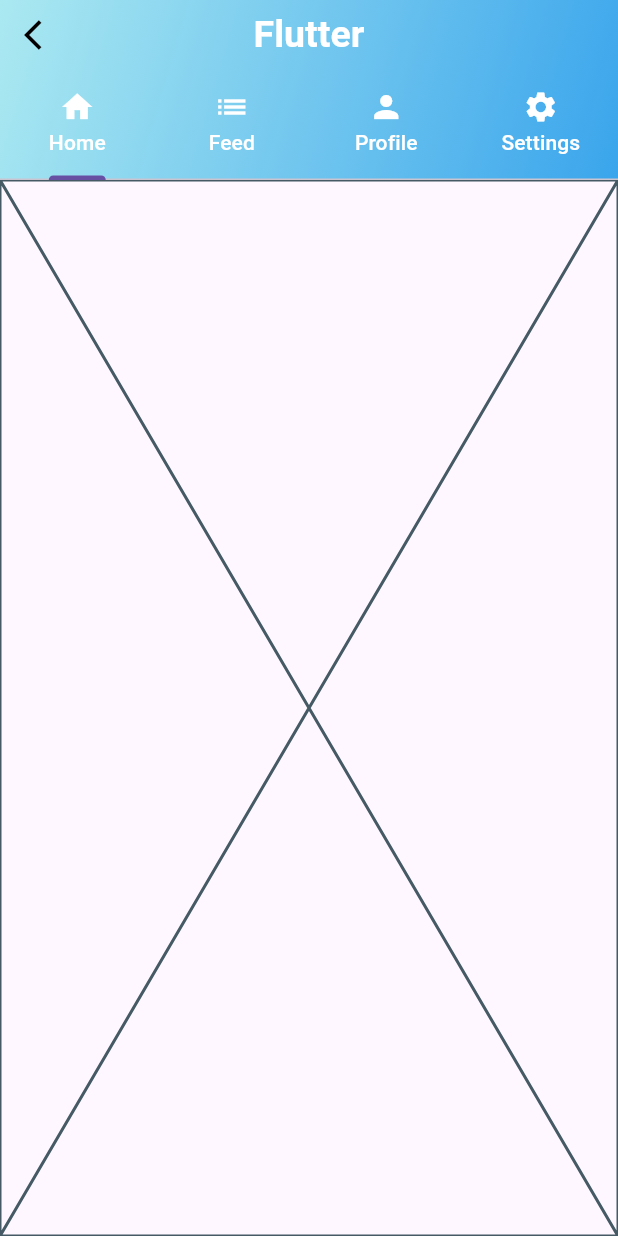
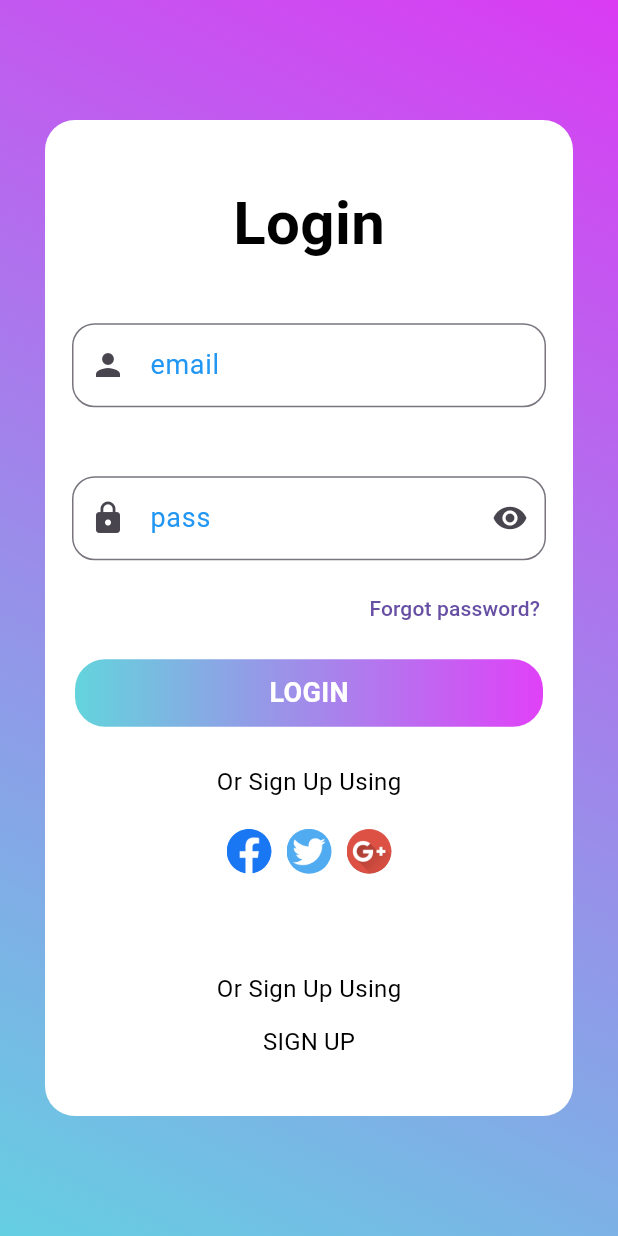
Before and after one commit to duchieutran/manager, a Flutter app: the screen it shows after launch, on a phone screen of 412 x 824 dp. Run offline on Flutter 3.47's test engine with Material 3 defaults, Android fonts, the phone set to English and light mode, and no system bars.

Commit message:
create UI login

```diff
--- /dev/null
+++ b/lib/global/img_path.dart
@@ -0,0 +1,5 @@
+class ImgPath {
+  final String logoFB = 'assets/images/logo-fb.png';
+  final String logoGG = 'assets/images/logo-gg.png';
+  final String logoTW = 'assets/images/logo-tw.png';
+}
--- a/lib/screens/app/app.dart
+++ b/lib/screens/app/app.dart
@@ -1,4 +1,4 @@
-import 'package:appdemo/screens/home/home.dart';
+import 'package:appdemo/screens/login/login_screen.dart';
 import 'package:flutter/material.dart';
 
 class MyApp extends StatelessWidget {
@@ -6,8 +6,11 @@ class MyApp extends StatelessWidget {
 
   @override
   Widget build(BuildContext context) {
-    return const MaterialApp(
-      home: Home(),
+    return MaterialApp(
+      initialRoute: '/',
+      routes: {
+        '/': (context) => LoginScreen(),
+      },
       debugShowCheckedModeBanner: false,
     );
   }
--- /dev/null
+++ b/lib/screens/login/login_screen.dart
@@ -0,0 +1,184 @@
+import 'package:appdemo/global/img_path.dart';
+import 'package:appdemo/screens/login/widgets/login_more.dart';
+import 'package:appdemo/screens/login/widgets/login_text.dart';
+import 'package:flutter/material.dart';
+import 'package:flutter/widgets.dart';
+
+class LoginScreen extends StatefulWidget {
+  LoginScreen({super.key});
+  final controllerUser = TextEditingController();
+  final controllerPass = TextEditingController();
+
+  @override
+  State<LoginScreen> createState() => _LoginScreenState();
+}
+
+class _LoginScreenState extends State<LoginScreen> {
+  late TextEditingController? _controllerUser;
+  late TextEditingController? _controllerPass;
+
+  @override
+  void initState() {
+    _controllerUser = widget.controllerUser;
+    _controllerPass = widget.controllerPass;
+    super.initState();
+  }
+
+  @override
+  void dispose() {
+    _controllerUser?.dispose();
+    _controllerPass?.dispose();
+    super.dispose();
+  }
+
+  @override
+  Widget build(BuildContext context) {
+    return Scaffold(
+      resizeToAvoidBottomInset: false,
+      body: Container(
+        height: MediaQuery.of(context).size.height,
+        decoration: const BoxDecoration(
+            gradient: LinearGradient(colors: [
+          Color.fromARGB(255, 218, 59, 243),
+          Color.fromARGB(253, 100, 207, 226)
+        ], end: Alignment.bottomLeft, begin: Alignment.topRight)),
+        child: Padding(
+          padding: const EdgeInsets.symmetric(horizontal: 30, vertical: 80),
+          child: Container(
+            decoration: const BoxDecoration(
+                color: Colors.white,
+                borderRadius: BorderRadius.all(Radius.circular(20))),
+            child: Padding(
+              padding: const EdgeInsets.symmetric(horizontal: 10, vertical: 20),
+              child: Column(
+                mainAxisAlignment: MainAxisAlignment.center,
+                crossAxisAlignment: CrossAxisAlignment.stretch,
+                children: [
+                  const LoginText(
+                    text: 'Login',
+                    size: 40,
+                    fontWeight: FontWeight.bold,
+                    mainAxisAlignment: MainAxisAlignment.center,
+                  ),
+                  const SizedBox(height: 15), // Thêm khoảng cách
+                  Padding(
+                    padding: const EdgeInsets.all(8),
+                    child: TextField(
+                      controller: _controllerUser,
+                      keyboardType: TextInputType.emailAddress,
+                      decoration: const InputDecoration(
+                        label: Text(
+                          "email",
+                          style: TextStyle(
+                              fontSize: 18,
+                              fontWeight: FontWeight.w400,
+                              color: Colors.blue),
+                        ),
+                        hintText: 'type your email',
+                        prefixIcon: Icon(Icons.person),
+                        // suffixIcon: Icon(Icons.check),
+                        border: OutlineInputBorder(
+                            borderRadius:
+                                BorderRadius.all(Radius.circular(15))),
+                      ),
+                    ),
+                  ),
+                  const SizedBox(
+                    height: 30,
+                  ),
+                  Padding(
+                    padding: const EdgeInsets.all(8),
+                    child: TextField(
+                      controller: _controllerPass,
+                      obscureText: true,
+                      decoration: InputDecoration(
+                        label: const Text(
+                          "pass",
+                          style: TextStyle(
+                              fontSize: 18,
+                              fontWeight: FontWeight.w400,
+                              color: Colors.blue),
+                        ),
+                        hintText: 'type your pass',
+                        border: const OutlineInputBorder(
+                            borderRadius:
+                                BorderRadius.all(Radius.circular(15))),
+                        prefixIcon: const Icon(Icons.lock),
+                        suffixIcon: IconButton(
+                            onPressed: () {},
+                            icon: const Icon(Icons.remove_red_eye)),
+                      ),
+                    ),
+                  ),
+                  Row(
+                    mainAxisAlignment: MainAxisAlignment.end,
+                    children: [
+                      TextButton(
+                          onPressed: () {},
+                          child: const Text('Forgot password?')),
+                    ],
+                  ),
+                  Padding(
+                    padding: const EdgeInsets.all(10.0),
+                    child: GestureDetector(
+                      onTap: () {},
+                      child: Container(
+                        height: 45,
+                        decoration: const BoxDecoration(
+                            borderRadius: BorderRadius.all(Radius.circular(20)),
+                            gradient: LinearGradient(colors: [
+                              Color.fromRGBO(99, 212, 220, 1),
+                              Color.fromRGBO(224, 65, 248, 1)
+                            ])),
+                        child: const Center(
+                          child: Text(
+                            "LOGIN",
+                            style: TextStyle(
+                                fontWeight: FontWeight.bold,
+                                fontSize: 18,
+                                color: Colors.white),
+                          ),
+                        ),
+                      ),
+                    ),
+                  ),
+                  const LoginText(
+                    text: 'Or Sign Up Using',
+                    mainAxisAlignment: MainAxisAlignment.center,
+                  ),
+                  Row(
+                    mainAxisAlignment: MainAxisAlignment.center,
+                    children: [
+                      LoginMore(logo: ImgPath().logoFB),
+                      LoginMore(logo: ImgPath().logoTW),
+                      LoginMore(logo: ImgPath().logoGG),
+                    ],
+                  ),
+                  const SizedBox(
+                    height: 60,
+                  ),
+                  const LoginText(
+                    text: 'Or Sign Up Using',
+                    mainAxisAlignment: MainAxisAlignment.center,
+                    vertical: 0,
+                  ),
+                  Row(
+                    mainAxisAlignment: MainAxisAlignment.center,
+                    children: [
+                      TextButton(
+                          onPressed: () {},
+                          child: const LoginText(
+                            text: 'SIGN UP',
+                            vertical: 0,
+                          )),
+                    ],
+                  ),
+                ],
+              ),
+            ),
+          ),
+        ),
+      ),
+    );
+  }
+}
--- /dev/null
+++ b/lib/screens/login/widgets/login_more.dart
@@ -0,0 +1,26 @@
+import 'package:flutter/material.dart';
+
+class LoginMore extends StatelessWidget {
+  const LoginMore({super.key, required this.logo, this.function});
+  final String logo;
+  final Function? function;
+
+  @override
+  Widget build(BuildContext context) {
+    return Padding(
+      padding: const EdgeInsets.all(5.0),
+      child: GestureDetector(
+        onTap: () {
+          function;
+        },
+        child: ClipOval(
+          child: SizedBox(
+            width: 30,
+            height: 30,
+            child: Image(fit: BoxFit.cover, image: AssetImage(logo)),
+          ),
+        ),
+      ),
+    );
+  }
+}
--- /dev/null
+++ b/lib/screens/login/widgets/login_text.dart
@@ -0,0 +1,42 @@
+import 'package:flutter/material.dart';
+
+class LoginText extends StatelessWidget {
+  const LoginText(
+      {super.key,
+      required this.text,
+      this.color = Colors.black,
+      this.size = 16,
+      this.fontWeight = FontWeight.normal,
+      this.mainAxisAlignment = MainAxisAlignment.start,
+      this.horizontal = 8,
+      this.vertical = 15});
+
+  final String text;
+  final Color? color;
+  final double? size;
+  final FontWeight? fontWeight;
+  final MainAxisAlignment mainAxisAlignment;
+  final double horizontal;
+  final double vertical;
+
+  @override
+  Widget build(BuildContext context) {
+    return Row(
+      mainAxisAlignment: mainAxisAlignment,
+      children: [
+        Padding(
+          padding:
+              EdgeInsets.symmetric(horizontal: horizontal, vertical: vertical),
+          child: Text(
+            text,
+            style: TextStyle(
+                color: color,
+                fontSize: size,
+                fontWeight: fontWeight,
+                decoration: TextDecoration.none),
+          ),
+        )
+      ],
+    );
+  }
+}
--- a/pubspec.yaml
+++ b/pubspec.yaml
@@ -52,7 +52,8 @@ dev_dependencies:
 
 # The following section is specific to Flutter packages.
 flutter:
-
+  assets:
+   - assets/images/
   # The following line ensures that the Material Icons font is
   # included with your application, so that you can use the icons in
   # the material Icons class.
@@ -60,7 +61,7 @@ flutter:
 
   # To add assets to your application, add an assets section, like this:
   # assets:
-  #   - images/a_dot_burr.jpeg
+  #   - assets/images
   #   - images/a_dot_ham.jpeg
 
   # An image asset can refer to one or more resolution-specific "variants", see
```
Also changed, not shown: lib/screens/login/widgets/login_form.dart (added, +33 -0 lines), assets/images/logo-fb.png (added), assets/images/logo-gg.png (added), assets/images/logo-tw.png (added).
